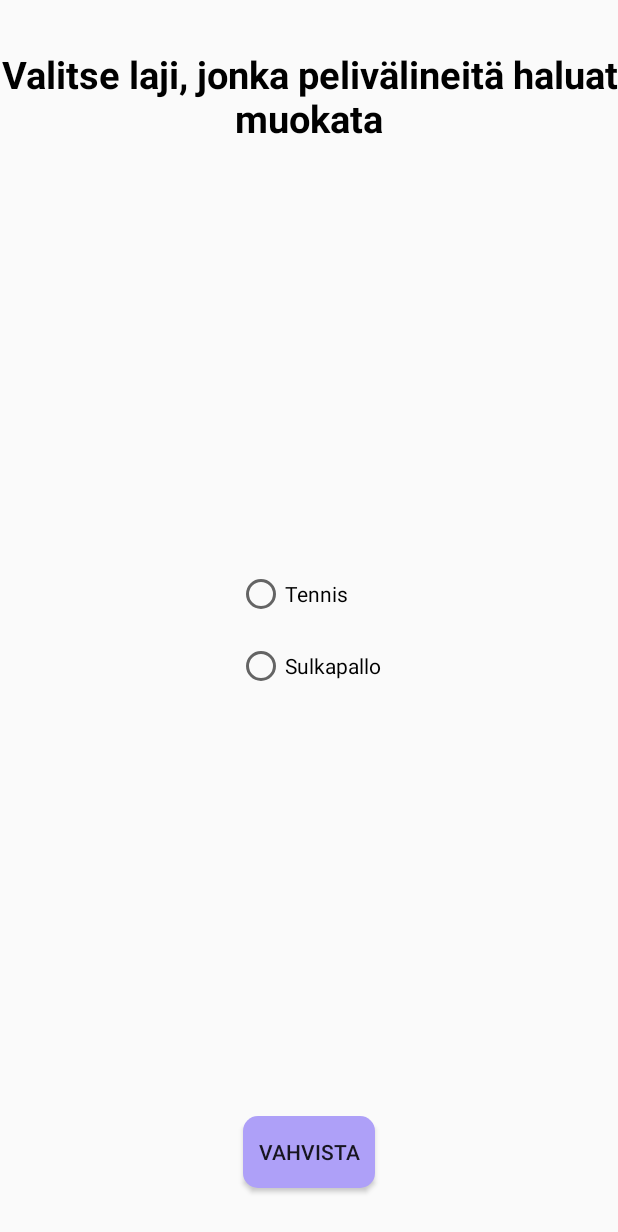
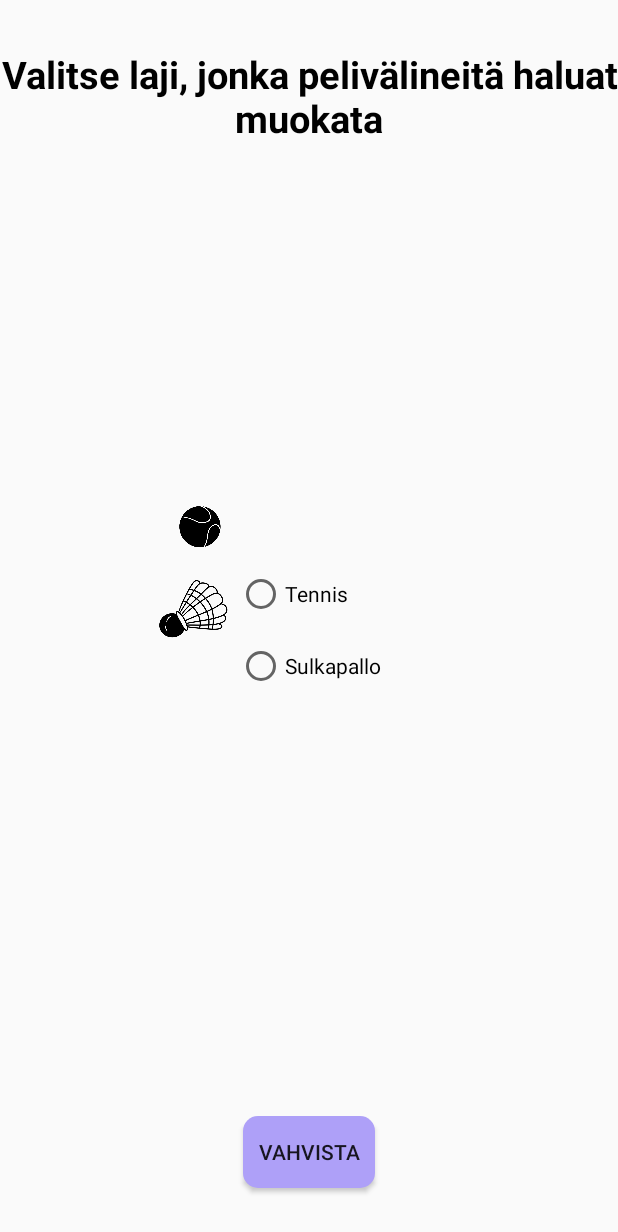
Before and after one commit to tleminen/Ohjelmistotuotanto1, an Android app built with Jetpack Compose: the fragment th_muokattava_lajiFragment placed in its activity, on a phone screen of 412 x 824 dp. Shown: the top 1232 px of the screen. Run offline under Robolectric (Android 15) with nearby library versions, the phone set to English and light mode, and no system bars.

Commit message:
th_muokattava_laji fragment pallokuvien lisays

```diff
--- a/app/src/main/res/layout/fragment_pvm.xml
+++ b/app/src/main/res/layout/fragment_pvm.xml
@@ -95,8 +95,8 @@
 
         <ImageView
             android:id="@+id/imageView4"
-            android:layout_width="85dp"
-            android:layout_height="57dp"
+            android:layout_width="87dp"
+            android:layout_height="66dp"
             android:layout_marginTop="124dp"
             android:layout_marginEnd="88dp"
             android:src="@drawable/Sulkapallo"
@@ -105,8 +105,8 @@
 
         <ImageView
             android:id="@+id/imageView6"
-            android:layout_width="112dp"
-            android:layout_height="73dp"
+            android:layout_width="101dp"
+            android:layout_height="75dp"
             android:layout_marginTop="64dp"
             android:layout_marginEnd="68dp"
             android:src="@drawable/tennispallo"
--- a/app/src/main/res/layout/fragment_th_muokattava_laji.xml
+++ b/app/src/main/res/layout/fragment_th_muokattava_laji.xml
@@ -25,6 +25,7 @@
             app:layout_constraintTop_toTopOf="parent" />
 
         <RadioGroup
+            android:id="@+id/radioGroup2"
             android:layout_width="wrap_content"
             android:layout_height="wrap_content"
             app:layout_constraintBottom_toTopOf="@+id/bt_vahvista_th_muokattava_laji"
@@ -58,5 +59,26 @@
             app:layout_constraintBottom_toBottomOf="parent"
             app:layout_constraintEnd_toEndOf="parent"
             app:layout_constraintStart_toStartOf="parent" />
+
+        <ImageView
+            android:id="@+id/imageView"
+            android:layout_width="88dp"
+            android:layout_height="63dp"
+            android:layout_marginStart="84dp"
+            android:layout_marginTop="280dp"
+            android:src="@drawable/Sulkapallo"
+            app:layout_constraintStart_toStartOf="parent"
+            app:layout_constraintTop_toBottomOf="@+id/tv_otsikko_th_muokattava_laji" />
+
+        <ImageView
+            android:id="@+id/imageView2"
+            android:layout_width="104dp"
+            android:layout_height="69dp"
+            android:layout_marginTop="220dp"
+            android:src="@drawable/tennispallo"
+            app:layout_constraintEnd_toEndOf="@+id/radioGroup2"
+            app:layout_constraintHorizontal_bias="0.56"
+            app:layout_constraintStart_toStartOf="parent"
+            app:layout_constraintTop_toBottomOf="@+id/tv_otsikko_th_muokattava_laji" />
     </androidx.constraintlayout.widget.ConstraintLayout>
 </FrameLayout>
```
